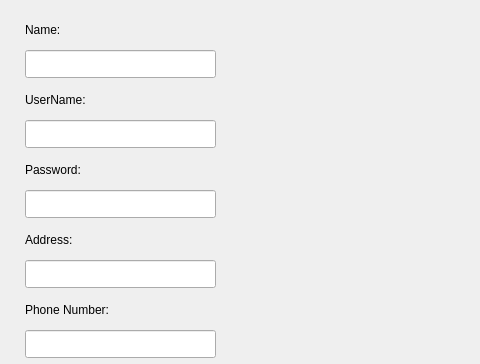
parnianghaisari/Plants-vs.-Zombies-Game, file ZombieVSPlants/signupwindow.ui: the form before one commit; both pictures show x 405 to 885 and y 0 to 364 of the 1015 by 565 pixel window.
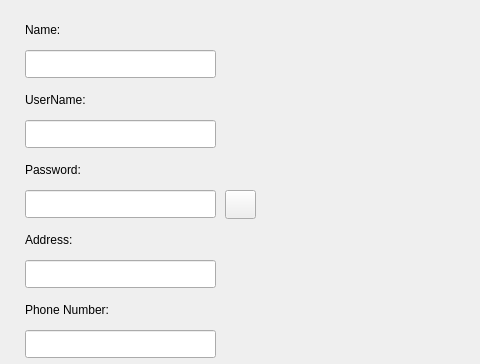
The form after the commit.

```diff
--- a/ZombieVSPlants/signupwindow.ui
+++ b/ZombieVSPlants/signupwindow.ui
@@ -172,6 +172,19 @@
      </rect>
     </property>
    </widget>
+   <widget class="QPushButton" name="pushButton_2">
+    <property name="geometry">
+     <rect>
+      <x>630</x>
+      <y>190</y>
+      <width>31</width>
+      <height>29</height>
+     </rect>
+    </property>
+    <property name="text">
+     <string/>
+    </property>
+   </widget>
   </widget>
   <widget class="QMenuBar" name="menubar">
    <property name="geometry">
```
